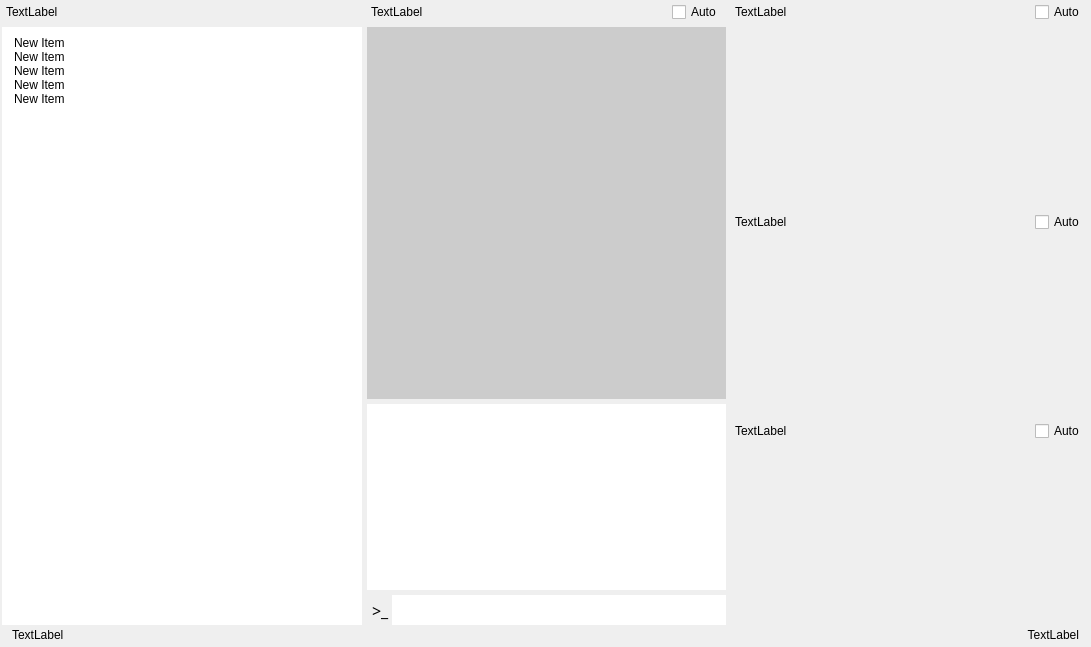
Above: src/gui/ui_main.ui from jx06T/rocket_system_ground_side before the change. Below: the same form after it.
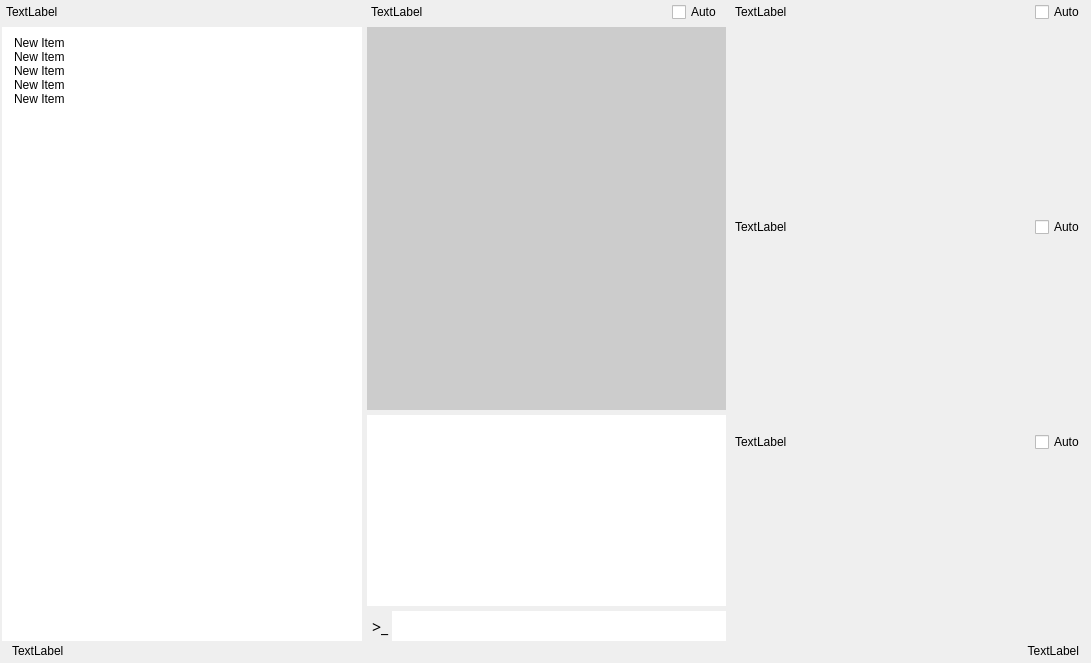
That is the form after the change.

Patch:
```diff
--- a/src/gui/ui_main.ui
+++ b/src/gui/ui_main.ui
@@ -7,7 +7,7 @@
     <x>0</x>
     <y>0</y>
     <width>1091</width>
-    <height>647</height>
+    <height>663</height>
    </rect>
   </property>
   <property name="windowTitle">
```
